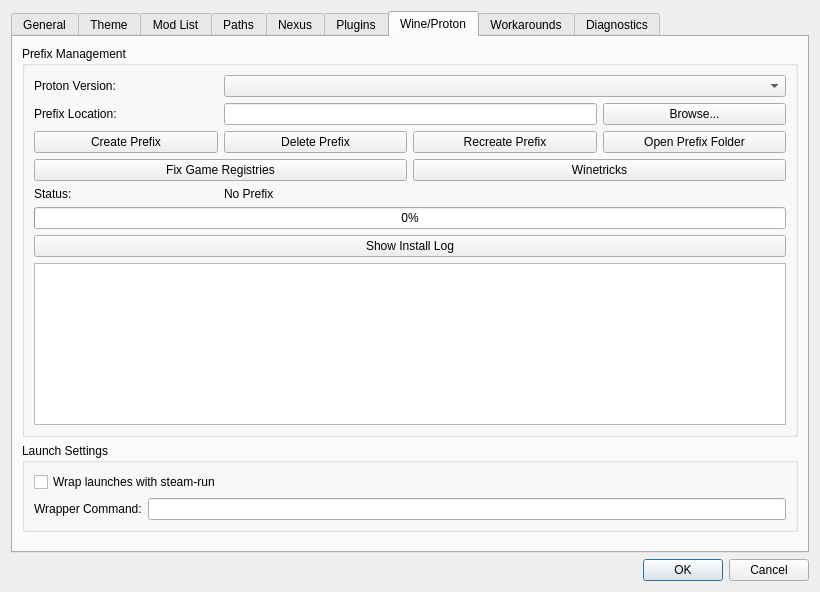
saghm/Fluorine-Manager, file src/src/settingsdialog.ui: the form before one commit.
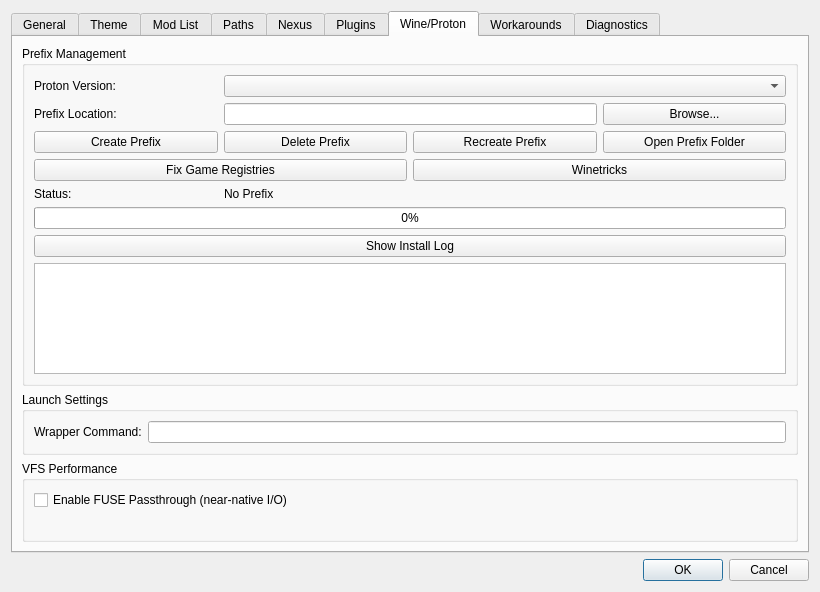
The form after the commit. The open tabs and pages were chosen to show the change. Icons and pictures are not drawn. Custom widgets are drawn as their Qt base class.

Commit message:
FUSE VFS performance, tracked writes fix, remove steam-run, add NixOS flake
- FUSE: disable AUTO_INVAL_DATA, enable readdirplus, 24h TTLs, clone_fd,
  FUSE_USE_VERSION=312 — cuts game load time from 2:40 to 1:57
- Fix tracked writes going to wrong (lower-priority) mod in both
  detectManualMoves and syncOverwrite
- Remove steam-run entirely (UI, C++, Rust layers)
- Build system: default to tarball, add installer/appimage as opt-in modes
- Add flake.nix for NixOS — builds from source with Rust crates as
  separate pure derivations, FHS wrapper, NixOS module with FUSE passthrough

```diff
--- a/src/src/settingsdialog.ui
+++ b/src/src/settingsdialog.ui
@@ -1865,16 +1865,6 @@
           <string>Launch Settings</string>
          </property>
          <layout class="QVBoxLayout" name="verticalLayout_38">
-          <item>
-           <widget class="QCheckBox" name="steamRunCheckBox">
-            <property name="text">
-             <string>Wrap launches with steam-run</string>
-            </property>
-            <property name="toolTip">
-             <string>Run launch and prefix setup commands through steam-run. Useful on NixOS and other immutable setups.</string>
-            </property>
-           </widget>
-          </item>
           <item>
            <layout class="QHBoxLayout" name="horizontalLayout_14">
             <item>
@@ -1892,6 +1882,40 @@
          </layout>
         </widget>
        </item>
+       <item>
+        <widget class="QGroupBox" name="groupBox_vfsPerformance">
+         <property name="title">
+          <string>VFS Performance</string>
+         </property>
+         <layout class="QVBoxLayout" name="verticalLayout_vfsPerf">
+          <item>
+           <widget class="QCheckBox" name="fusePassthroughCheckBox">
+            <property name="text">
+             <string>Enable FUSE Passthrough (near-native I/O)</string>
+            </property>
+            <property name="toolTip">
+             <string>Let the kernel serve game file reads directly, bypassing userspace. Dramatically improves I/O performance for loading textures, meshes, and archives. Requires a one-time privilege grant (sudo prompt). Needs kernel 6.9+ and libfuse 3.16+.</string>
+            </property>
+           </widget>
+          </item>
+          <item>
+           <widget class="QLabel" name="passthroughStatusLabel">
+            <property name="text">
+             <string/>
+            </property>
+            <property name="wordWrap">
+             <bool>true</bool>
+            </property>
+            <property name="font">
+             <font>
+              <pointsize>9</pointsize>
+             </font>
+            </property>
+           </widget>
+          </item>
+         </layout>
+        </widget>
+       </item>
        <item>
         <spacer name="verticalSpacer_16">
          <property name="orientation">
```
The commit also changes 17 other files.
